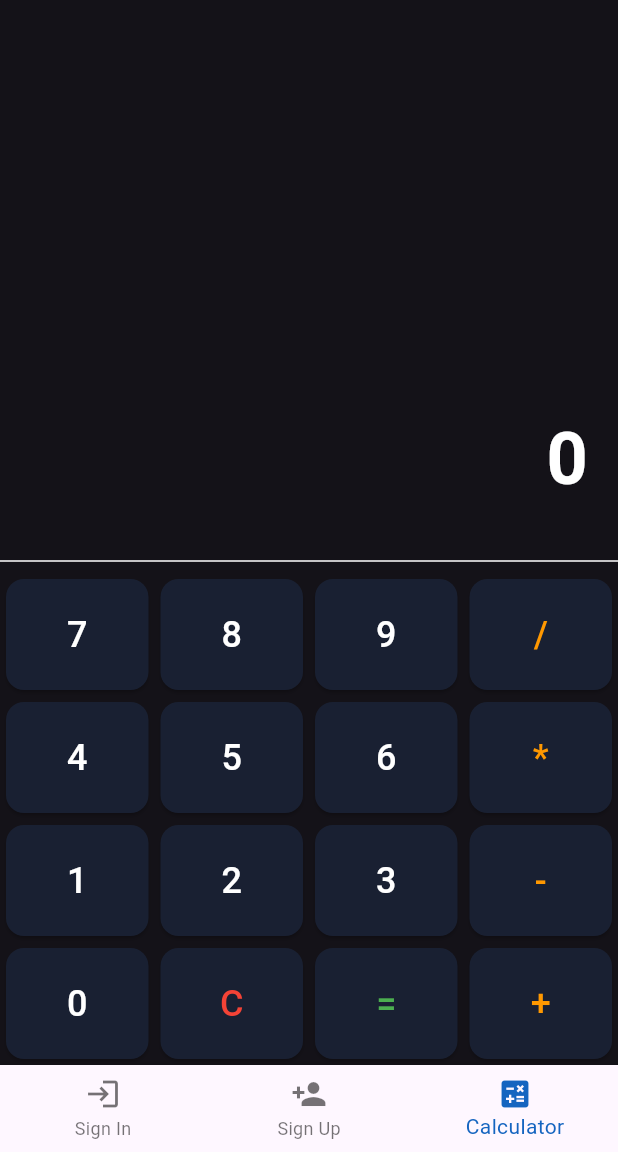
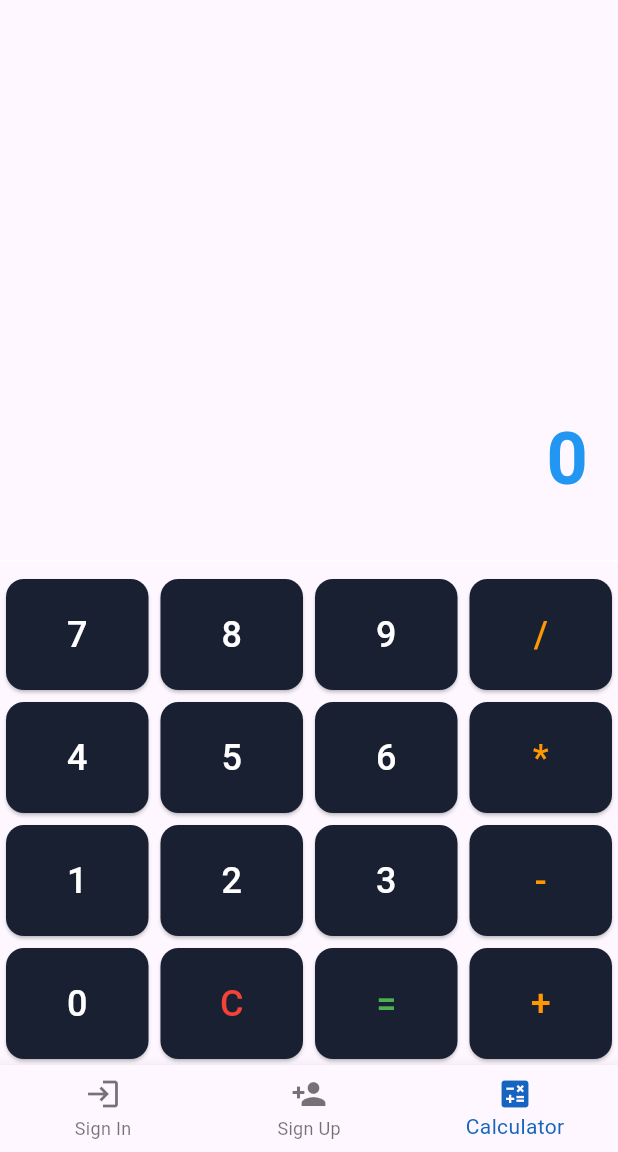
Before and after one commit to uwclement/FlutterMobile_App, a Flutter app: the screen it shows after launch, item 3 of the bottom bar chosen, on a phone screen of 412 x 824 dp, the part 84-1236 px from its top. Run offline on Flutter 3.47's test engine with Material 3 defaults, Android fonts, the phone set to English and light mode, and no system bars; our stand-ins replace shared_preferences.

Commit message:
added theme

```diff
--- a/lib/pages/Calculator.dart
+++ b/lib/pages/Calculator.dart
@@ -1,37 +1,26 @@
 import 'package:flutter/material.dart';
-
-void main() {
-  runApp(const Calculator());
-}
+import 'package:provider/provider.dart';
+import 'theme_provider.dart';
 
 class Calculator extends StatelessWidget {
   const Calculator({super.key});
 
   @override
   Widget build(BuildContext context) {
-    return MaterialApp(
-      title: 'Calculator',
-      theme: ThemeData.dark().copyWith(
-        colorScheme: ColorScheme.fromSeed(
-            seedColor: const Color.fromARGB(255, 18, 57, 142)),
-        useMaterial3: true,
-      ),
-      debugShowCheckedModeBanner: false,
-      home: const MyHomePage(title: 'Calculator'),
+    return Scaffold(
+      body: const CalculatorBody(),
     );
   }
 }
 
-class MyHomePage extends StatefulWidget {
-  const MyHomePage({super.key, required this.title});
-
-  final String title;
+class CalculatorBody extends StatefulWidget {
+  const CalculatorBody({super.key});
 
   @override
-  State<MyHomePage> createState() => _MyHomePageState();
+  State<CalculatorBody> createState() => _CalculatorBodyState();
 }
 
-class _MyHomePageState extends State<MyHomePage> {
+class _CalculatorBodyState extends State<CalculatorBody> {
   String _output = "0";
   String _input = "";
   String _operator = "";
@@ -103,12 +92,7 @@ class _MyHomePageState extends State<MyHomePage> {
 
   @override
   Widget build(BuildContext context) {
-    return Scaffold(
-      // appBar: AppBar(
-      //   backgroundColor: Color.fromARGB(255, 21, 82, 112),
-      //   title: Text(widget.title),
-      // ),
-      body: Column(
+    return Column(
       mainAxisAlignment: MainAxisAlignment.end,
       children: <Widget>[
         Container(
@@ -120,7 +104,7 @@ class _MyHomePageState extends State<MyHomePage> {
             style: const TextStyle(
                 fontSize: 48,
                 fontWeight: FontWeight.bold,
-                  color: Colors.white),
+                color: Colors.blue),
           ),
         ),
         const Divider(color: Colors.white),
@@ -161,7 +145,6 @@ class _MyHomePageState extends State<MyHomePage> {
           ],
         ),
       ],
-      ),
     );
   }
 }
```
Lines whose indentation alone changed are shown as unchanged.
